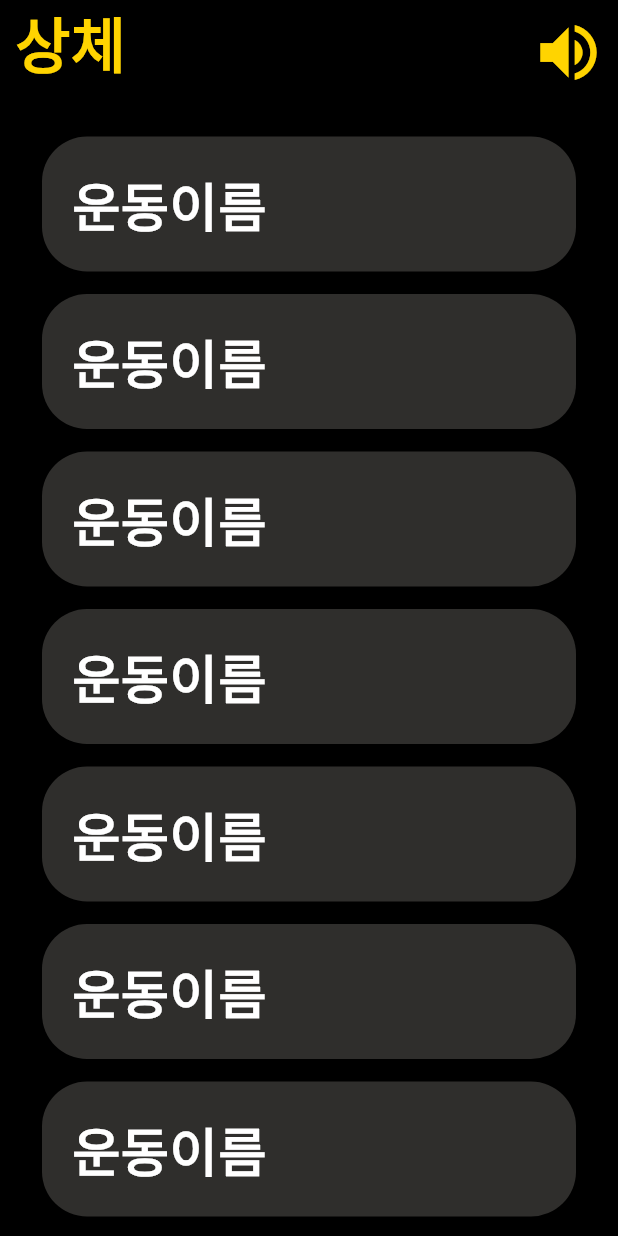
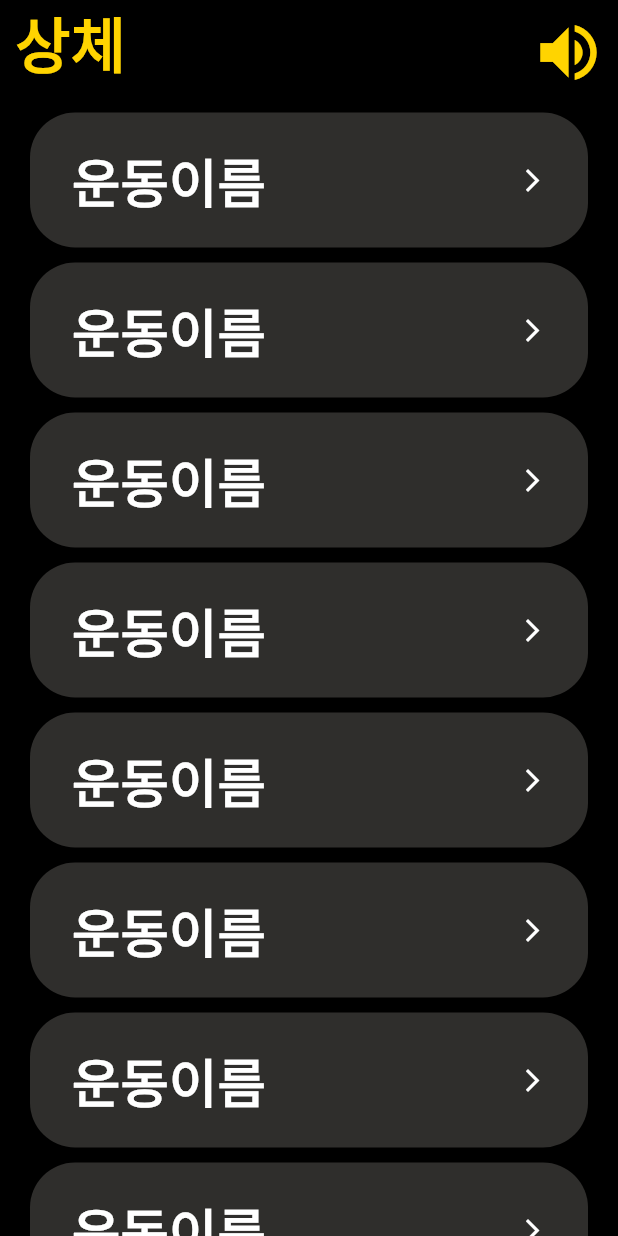
Before and after one commit to BeyondVision-NalBao/2024-BeyondVision-SolutionChallenge, a Flutter app: the Categories screen opened directly, on a phone screen of 412 x 824 dp. Run offline on Flutter 3.47's test engine with Material 3 defaults, Android fonts, the phone set to English and light mode, and no system bars; our stand-ins replace camera, carousel_slider, fl_chart, google_sign_in, speech_to_text, table_calendar.

Commit message:
feat: create workout explaination dialog

```diff
--- a/lib/ui/workout/widgets/workout_categories.dart
+++ b/lib/ui/workout/widgets/workout_categories.dart
@@ -1,6 +1,6 @@
 import 'package:beyond_vision/core/constants.dart';
 import 'package:beyond_vision/ui/appbar.dart';
-import 'package:beyond_vision/ui/workout/widgets/workout_detail.dart';
+import 'package:beyond_vision/ui/workout/widgets/workout_detail_box.dart';
 import 'package:flutter/material.dart';
 
 class Categories extends StatelessWidget {
@@ -16,19 +16,15 @@ class Categories extends StatelessWidget {
     return Scaffold(
       appBar: MyAppBar(context, titleText: cate),
       backgroundColor: Colors.black,
-      body: Padding(
-        padding: const EdgeInsets.only(top: 8.0),
-        child: SizedBox(
+      body: SizedBox(
         width: MediaQuery.of(context).size.width,
         height: MediaQuery.of(context).size.height,
         child: ListView.builder(
-              padding: const EdgeInsets.all(8),
             itemCount: 10,
             itemBuilder: (BuildContext context, int index) {
               return const WorkOutDetail(name: "운동이름");
             }),
       ),
-      ),
     );
   }
 }
--- a/lib/ui/workout/widgets/workout_detail.dart
+++ /dev/null
@@ -1,36 +0,0 @@
-import 'dart:ui';
-import 'package:beyond_vision/core/constants.dart';
-
-import 'package:flutter/material.dart';
-
-class WorkOutDetail extends StatelessWidget {
-  final String name;
-  const WorkOutDetail({super.key, required this.name});
-
-  @override
-  Widget build(BuildContext context) {
-    return Padding(
-      padding: const EdgeInsets.symmetric(horizontal: 20, vertical: 5),
-      child: Container(
-        margin: const EdgeInsets.only(bottom: 5),
-        decoration: BoxDecoration(
-            color: const Color(boxColor),
-            borderRadius: BorderRadius.circular(30)),
-        child: Padding(
-          padding: const EdgeInsets.all(20.0),
-          child: Row(children: [
-            SizedBox(
-              width: 200,
-              height: 50,
-              child: Text(name,
-                  style: const TextStyle(
-                      color: Colors.white,
-                      fontSize: 35,
-                      fontWeight: FontWeight.bold)),
-            ),
-          ]),
-        ),
-      ),
-    );
-  }
-}
--- /dev/null
+++ b/lib/ui/workout/widgets/workout_detail_box.dart
@@ -0,0 +1,48 @@
+import 'dart:ui';
+import 'package:beyond_vision/core/constants.dart';
+import 'package:beyond_vision/ui/workout/widgets/workout_explaination.dart';
+
+import 'package:flutter/material.dart';
+
+class WorkOutDetail extends StatelessWidget {
+  final String name;
+  const WorkOutDetail({super.key, required this.name});
+
+  @override
+  Widget build(BuildContext context) {
+    return Padding(
+      padding: const EdgeInsets.symmetric(horizontal: 20, vertical: 5),
+      child: ElevatedButton(
+        style: ElevatedButton.styleFrom(
+          backgroundColor: const Color(boxColor),
+          shape: RoundedRectangleBorder(
+            borderRadius: BorderRadius.circular(30), // 원하는 radius 값 설정
+          ),
+        ),
+        onPressed: () {
+          showDialog(
+              context: context,
+              builder: (BuildContext context) => const WorkOutExplain());
+        },
+        child: Padding(
+          padding: const EdgeInsets.symmetric(vertical: 20.0),
+          child:
+              Row(mainAxisAlignment: MainAxisAlignment.spaceAround, children: [
+            SizedBox(
+              width: 290,
+              height: 50,
+              child: Text(
+                name,
+                style: const TextStyle(
+                    color: Colors.white,
+                    fontSize: 35,
+                    fontWeight: FontWeight.bold),
+              ),
+            ),
+            const Icon(Icons.arrow_forward_ios, color: Colors.white)
+          ]),
+        ),
+      ),
+    );
+  }
+}
```
Also changed, not shown: lib/ui/workout/widgets/workout_explaination.dart (added, +51 -0 lines). Lines whose indentation alone changed are shown as unchanged.
